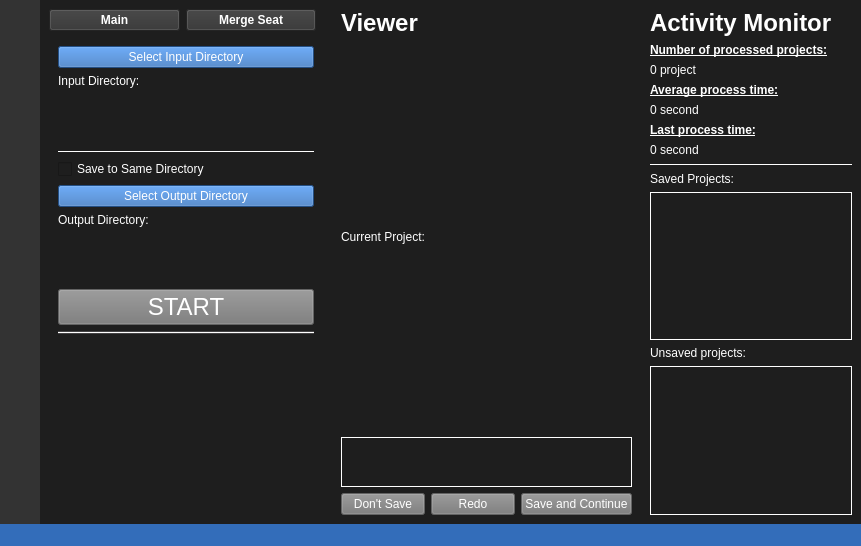
Before: the Qt Designer form SAS_GUI.ui in danieljiang520/Simba, drawn with Qt 5.
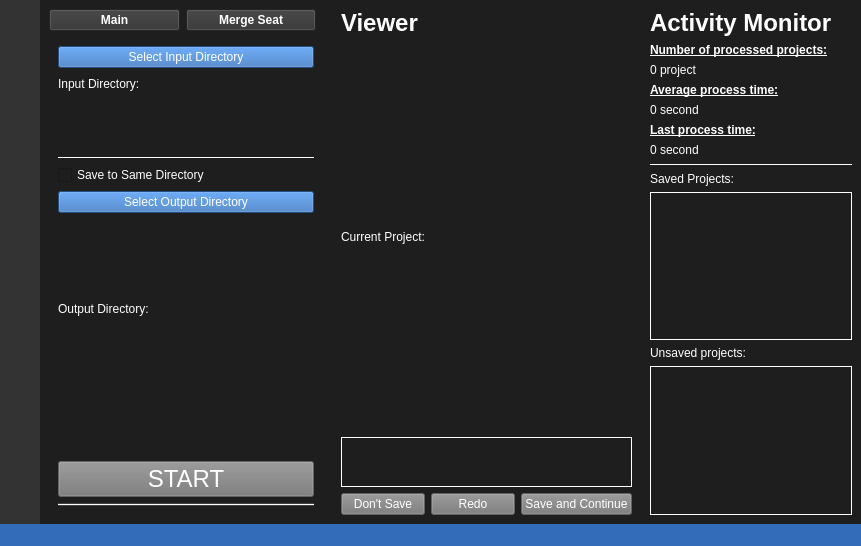
After: the same form once the commit is applied. Icons and pictures are not drawn.

Commit message: Added export config

Patch:
```diff
--- a/SAS_GUI.ui
+++ b/SAS_GUI.ui
@@ -517,22 +517,6 @@
              </property>
             </widget>
            </item>
-           <item>
-            <spacer name="verticalSpacer_panelLeft">
-             <property name="orientation">
-              <enum>Qt::Vertical</enum>
-             </property>
-             <property name="sizeType">
-              <enum>QSizePolicy::Expanding</enum>
-             </property>
-             <property name="sizeHint" stdset="0">
-              <size>
-               <width>20</width>
-               <height>34</height>
-              </size>
-             </property>
-            </spacer>
-           </item>
           </layout>
          </widget>
          <widget class="QWidget" name="panel_left_page2">
```
The commit also changes 2 other files.
